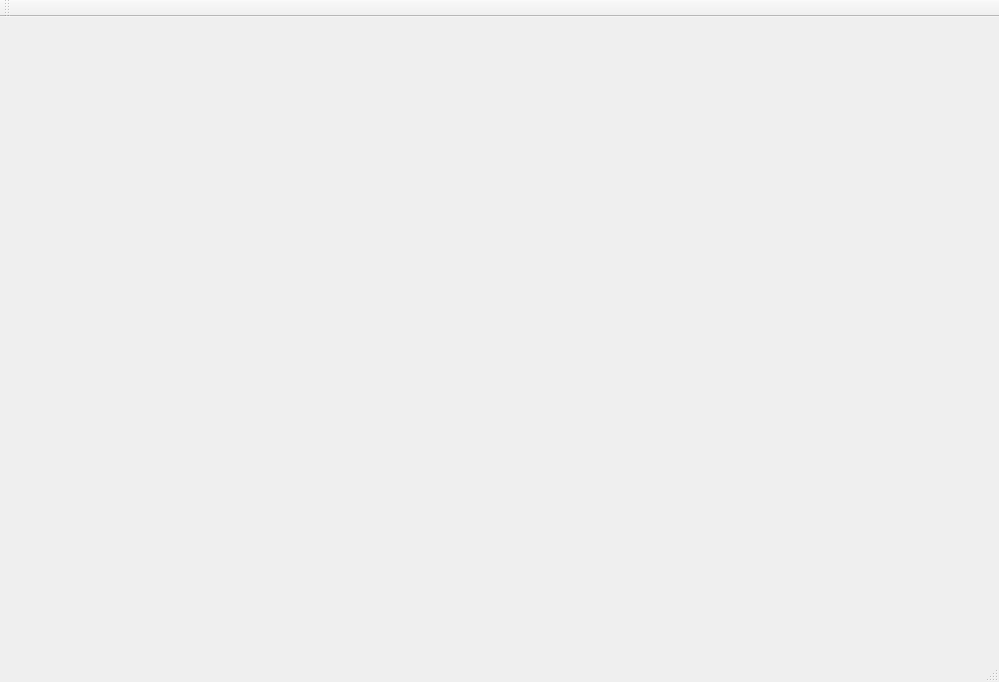
jcespinoza/SnakeGame, file mainwindow.ui: the form before one commit.
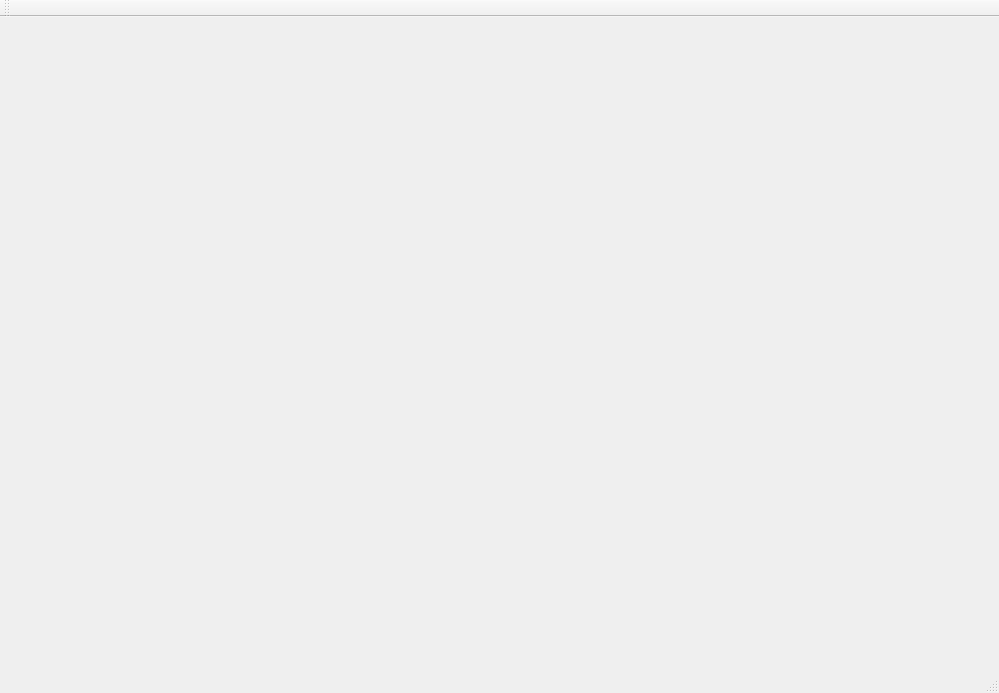
The form after the commit.

The edit to the form file:
```diff
--- a/mainwindow.ui
+++ b/mainwindow.ui
@@ -7,7 +7,7 @@
     <x>0</x>
     <y>0</y>
     <width>999</width>
-    <height>682</height>
+    <height>693</height>
    </rect>
   </property>
   <property name="windowTitle">
```
Left out of the diff: 13 changed lines with no effect on the pictures.
